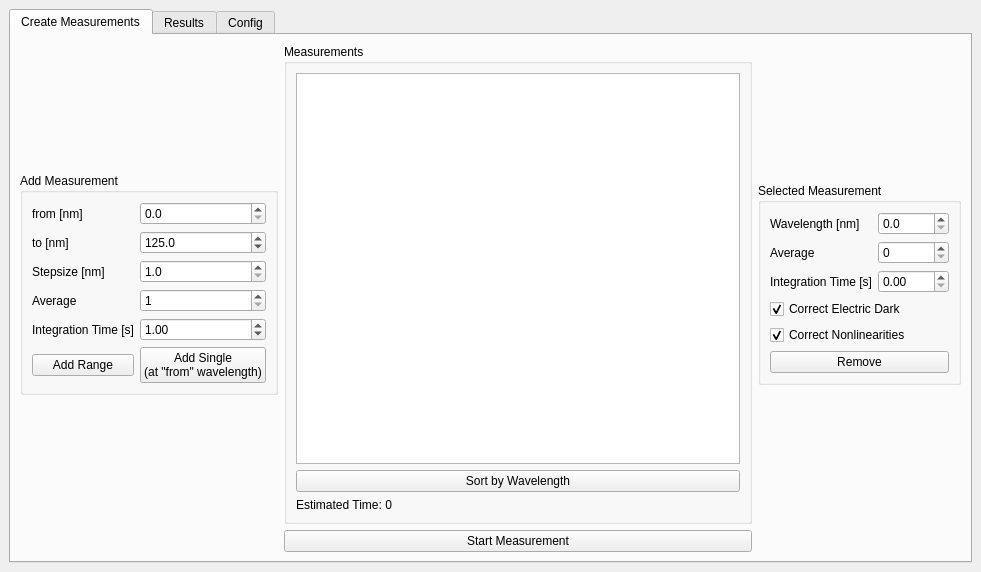
This is GUI/mainWindow.ui in Davidxdydz/VUVControl as Qt 5 draws it before an edit. The edited form follows.
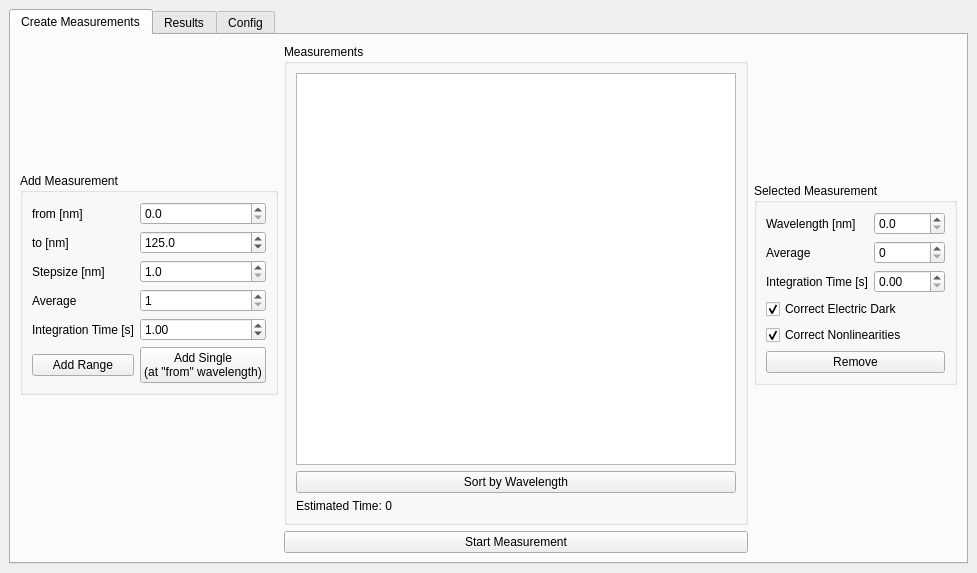
This is the edited form.

Commit message: added default grating values

```diff
--- a/GUI/mainWindow.ui
+++ b/GUI/mainWindow.ui
@@ -6,8 +6,8 @@
    <rect>
     <x>0</x>
     <y>0</y>
-    <width>981</width>
-    <height>572</height>
+    <width>977</width>
+    <height>573</height>
    </rect>
   </property>
   <property name="windowTitle">
```
The commit also changes 2 other files.
